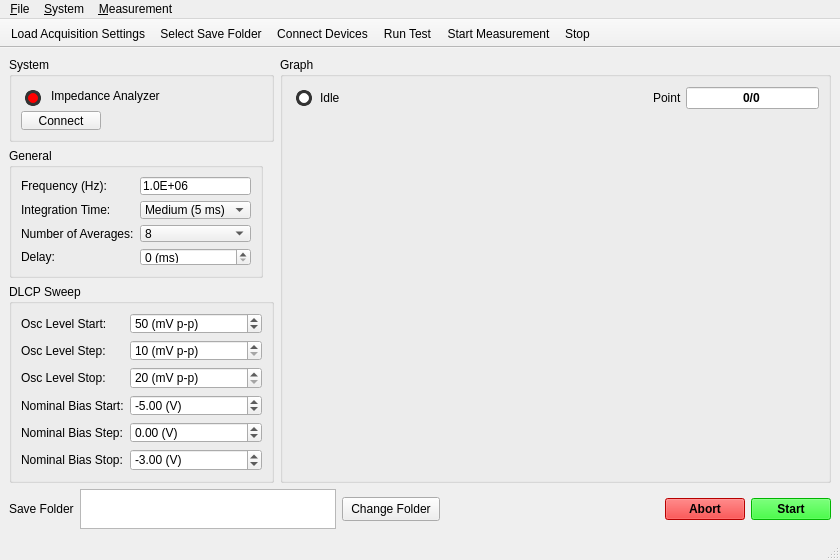
Old version of the form dlcpgui/dlcpgui.ui in the repository erickmartinez/pydlcp.
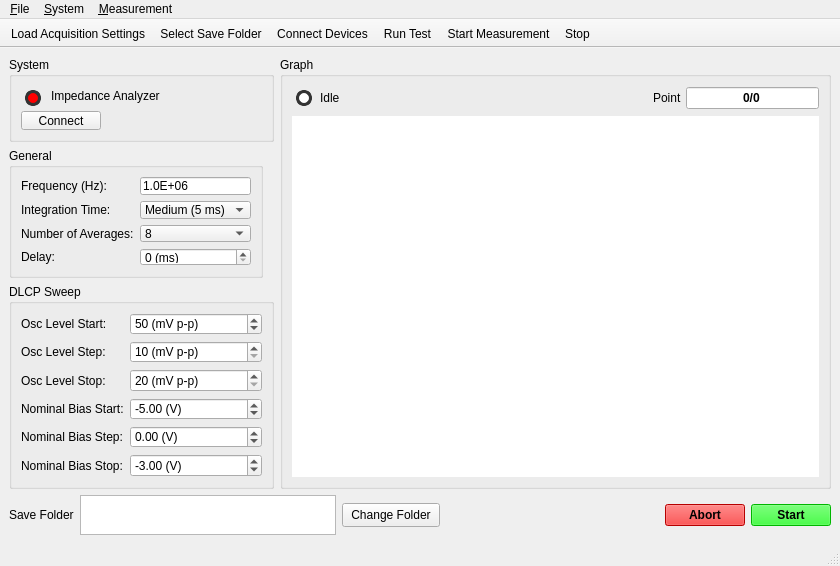
New version of the form. Icons and pictures are not drawn.

```diff
--- a/dlcpgui/dlcpgui.ui
+++ b/dlcpgui/dlcpgui.ui
@@ -7,7 +7,7 @@
     <x>0</x>
     <y>0</y>
     <width>840</width>
-    <height>560</height>
+    <height>566</height>
    </rect>
   </property>
   <property name="minimumSize">
@@ -675,7 +675,7 @@
          <item>
           <widget class="QWidget" name="widgetCVPlot" native="true">
            <property name="sizePolicy">
-            <sizepolicy hsizetype="Minimum" vsizetype="Minimum">
+            <sizepolicy hsizetype="Expanding" vsizetype="Expanding">
              <horstretch>0</horstretch>
              <verstretch>0</verstretch>
             </sizepolicy>
@@ -686,6 +686,9 @@
              <height>325</height>
             </size>
            </property>
+           <property name="styleSheet">
+            <string notr="true">background: #fff;</string>
+           </property>
           </widget>
          </item>
         </layout>
```
Left out of the diff: 60 changed lines with no effect on the pictures.
